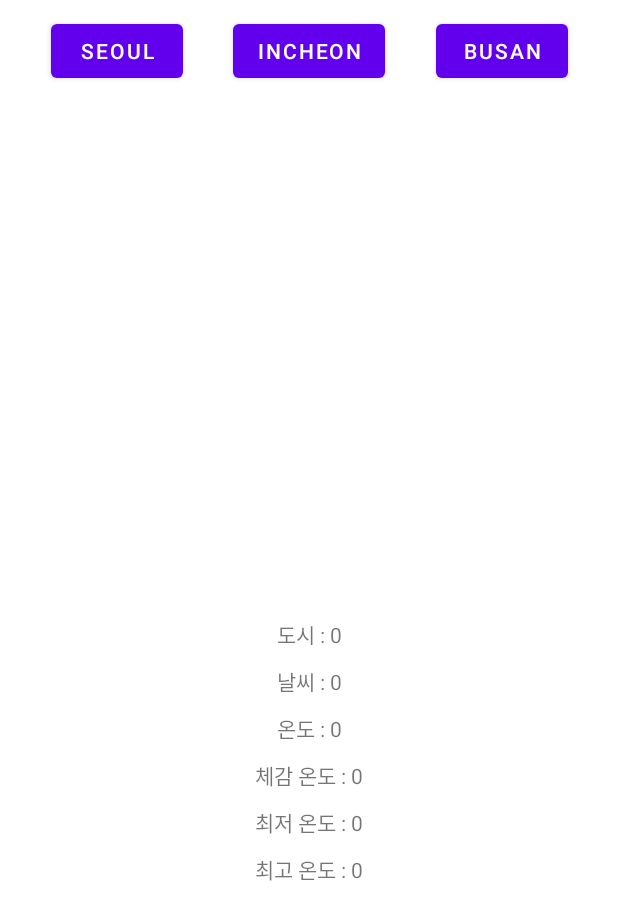
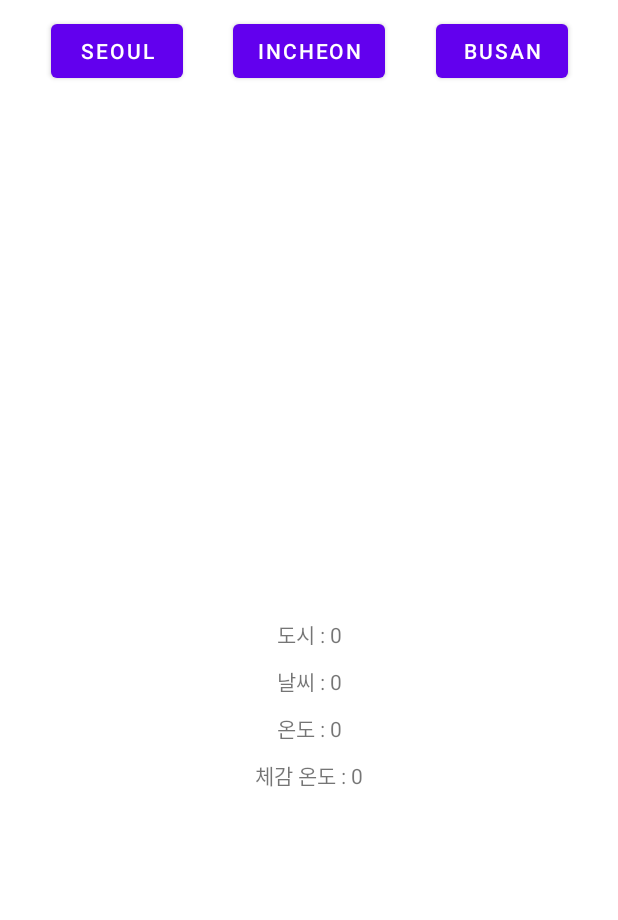
Before and after one commit to myeongjinkim/MyWeather, an Android app: the layout activity_main.xml on its own in the app's theme, with its tools: preview values and no code run, on a phone screen of 412 x 824 dp. Shown: the top 920 px of the screen. Run offline under Robolectric (Android 15) with nearby library versions, the phone set to English and light mode, and no system bars.

```diff
--- a/app/src/main/res/layout/activity_main.xml
+++ b/app/src/main/res/layout/activity_main.xml
@@ -88,24 +88,4 @@
         app:layout_constraintStart_toStartOf="parent"
         app:layout_constraintTop_toBottomOf="@+id/textView3" />
 
-    <TextView
-        android:id="@+id/textView5"
-        android:layout_width="wrap_content"
-        android:layout_height="wrap_content"
-        android:paddingBottom="10dp"
-        android:text="최저 온도 : 0"
-        app:layout_constraintEnd_toEndOf="parent"
-        app:layout_constraintStart_toStartOf="parent"
-        app:layout_constraintTop_toBottomOf="@+id/textView4" />
-
-    <TextView
-        android:id="@+id/textView6"
-        android:layout_width="wrap_content"
-        android:layout_height="wrap_content"
-        android:paddingBottom="10dp"
-        android:text="최고 온도 : 0"
-        app:layout_constraintEnd_toEndOf="parent"
-        app:layout_constraintStart_toStartOf="parent"
-        app:layout_constraintTop_toBottomOf="@+id/textView5" />
-
 </androidx.constraintlayout.widget.ConstraintLayout>
```
Also changed, not shown: app/src/main/java/com/example/myweather/MainActivity.kt (+18 -8 lines), app/src/main/java/com/example/myweather/MyApi.kt (+8 -2 lines), app/src/main/java/com/example/myweather/MyWeather.kt (+5 -7 lines).
